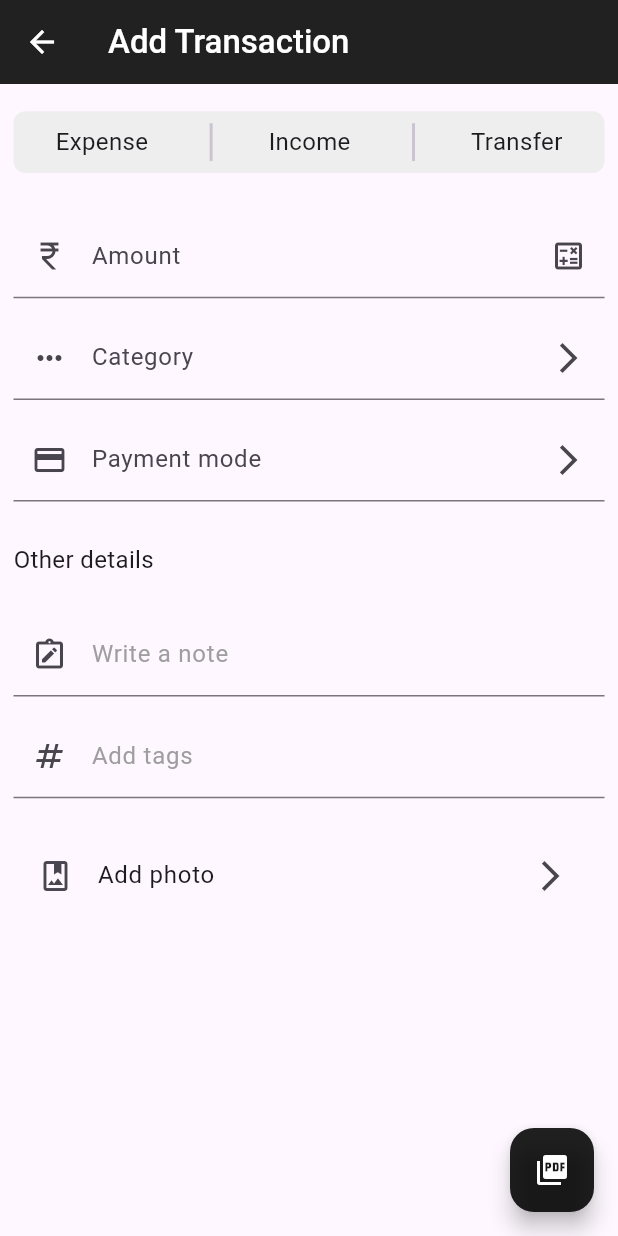
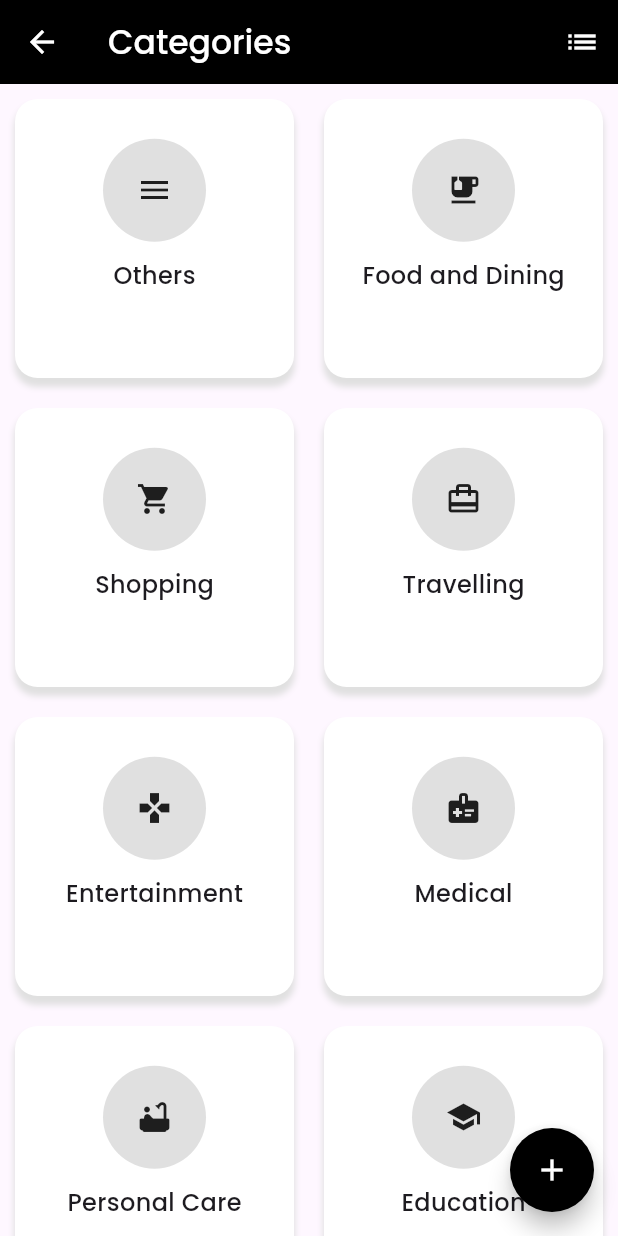
Before and after one commit to MauryaAayush/budget_tracker_app, a Flutter app: the screen it shows after launch, on a phone screen of 412 x 824 dp. Run offline on Flutter 3.47's test engine with Material 3 defaults, Android fonts, the phone set to English and light mode, and no system bars; our stand-ins replace google_fonts.

Commit message:
17-04-2024

```diff
--- a/lib/main.dart
+++ b/lib/main.dart
@@ -3,6 +3,8 @@ import 'package:budget_tracker_app/view/screens/add_transaction_screen/add_trans
 import 'package:budget_tracker_app/view/screens/analyticsScreen/analytics.dart';
 import 'package:budget_tracker_app/view/screens/homeScreen/home.dart';
 import 'package:budget_tracker_app/view/screens/log_in/login.dart';
+import 'package:budget_tracker_app/view/screens/moreScreen/categories.dart';
+import 'package:budget_tracker_app/view/screens/moreScreen/reminderscreen.dart';
 import 'package:budget_tracker_app/view/screens/otpscreen/otp_screen.dart';
 import 'package:budget_tracker_app/view/screens/sign_up/sign_up.dart';
 import 'package:flutter/material.dart';
@@ -18,7 +20,7 @@ class BudgetTracker extends StatelessWidget {
   Widget build(BuildContext context) {
     return MaterialApp(
       debugShowCheckedModeBanner: false,
-      initialRoute: '/add',
+      initialRoute: '/cat',
       routes: {
         '/': (context) => const SplashScreen(),
         '/signUp': (context) => const SignUp(),
@@ -27,6 +29,8 @@ class BudgetTracker extends StatelessWidget {
         '/home': (context) => const HomeScreen(),
         '/analytics': (context) => const AnalyticsScreen(),
         '/add' : (context) => const AddTransaction(),
+        '/reminder' : (context) => const Reminder(),
+        '/cat' : (context) => const Categories(),
       },
     );
   }
--- /dev/null
+++ b/lib/utils/categoriesList.dart
@@ -0,0 +1,46 @@
+import 'package:flutter/material.dart';
+
+List categoriesList = [
+  {
+    'icon' : Icon(Icons.menu_outlined),
+    'name' : 'Others',
+  },
+  {
+    'icon' : Icon(Icons.emoji_food_beverage),
+    'name' : 'Food and Dining',
+  },
+  {
+    'icon' : Icon(Icons.shopping_cart),
+    'name' : 'Shopping',
+  },
+  {
+    'icon' : Icon(Icons.card_travel),
+    'name' : 'Travelling',
+  },
+  {
+    'icon' : Icon(Icons.gamepad),
+    'name' : 'Entertainment',
+  },
+  {
+    'icon' : Icon(Icons.medical_information),
+    'name' : 'Medical',
+  },
+  {
+    'icon' : Icon(Icons.bathtub_rounded),
+    'name' : 'Personal Care',
+  },
+  {
+    'icon' : Icon(Icons.school),
+    'name' : 'Education',
+  },
+  {
+    'icon' : Icon(Icons.auto_graph),
+    'name' : 'Investment',
+  },
+  {
+    'icon' : Icon(Icons.currency_rupee),
+    'name' : 'Rent',
+  },
+];
+
+bool isList = false;
--- a/lib/utils/color.dart
+++ b/lib/utils/color.dart
@@ -4,3 +4,5 @@ bool dark = true;
 Colors text = ((dark)?Colors.black:Colors.white) as Colors;
 Color color_sigin_and_login = (dark)?Color(0xff059e2e):Color(0xffffffff);
 Color Color_backgrond = Color(0xffC8D2CB);
+
+String para = "You won't to get notification for the reminders you set.Please grant notification permission to Expenses Manager to receive notification.";
--- /dev/null
+++ b/lib/view/screens/moreScreen/categories.dart
@@ -0,0 +1,77 @@
+import 'package:budget_tracker_app/utils/categoriesList.dart';
+import 'package:flutter/material.dart';
+import 'package:google_fonts/google_fonts.dart';
+
+import 'components/grid_view.dart';
+import 'components/list_view.dart';
+
+class Categories extends StatefulWidget {
+  const Categories({super.key});
+
+  @override
+  State<Categories> createState() => _CategoriesState();
+}
+
+class _CategoriesState extends State<Categories> {
+  @override
+  Widget build(BuildContext context) {
+    double height = MediaQuery.of(context).size.height;
+    double width = MediaQuery.of(context).size.width;
+    return Scaffold(
+      appBar: AppBar(
+        backgroundColor: Colors.black,
+        iconTheme: const IconThemeData(color: Colors.white),
+        title: Text(
+          'Categories',
+          style: GoogleFonts.poppins(
+            fontSize: 22,
+            color: Colors.white,
+            fontWeight: FontWeight.w500,
+          ),
+        ),
+        actions: [
+          IconButton(
+            onPressed: () {
+              setState(() {
+                isList = !isList;
+              });
+            },
+            icon: (isList)
+                ? const Icon(
+              Icons.grid_view_rounded,
+              color: Colors.white,
+            )
+                : const Icon(
+              Icons.list,
+              color: Colors.white,
+            ),
+          ),
+        ],
+      ),
+      floatingActionButton: FloatingActionButton(
+        shape: CircleBorder(),
+        backgroundColor: Colors.black,
+        onPressed: () {},
+        child: Icon(
+          Icons.add,
+          color: Colors.white,
+        ),
+      ),
+      body: (isList)
+          ? ListView.builder(
+              itemBuilder: (context, index) => listviewBox(height, width,
+                  categoriesList[index]['name'], categoriesList[index]['icon']),
+              itemCount: categoriesList.length,
+            )
+          : GridView.builder(
+              itemCount: categoriesList.length,
+              gridDelegate: SliverGridDelegateWithFixedCrossAxisCount(
+                childAspectRatio: 1 / 1,
+                crossAxisCount: 2,
+              ),
+              itemBuilder: (context, index) => categoriesBox(height, width,
+                  categoriesList[index]['name'], categoriesList[index]['icon']),
+            ),
+    );
+  }
+}
--- /dev/null
+++ b/lib/view/screens/moreScreen/components/grid_view.dart
@@ -0,0 +1,43 @@
+import 'package:flutter/material.dart';
+import 'package:google_fonts/google_fonts.dart';
+
+Widget categoriesBox(double height, double width, String name,Icon icon) {
+  return Padding(
+    padding: const EdgeInsets.all(10),
+    child: Container(
+      padding: EdgeInsets.all(15),
+      decoration: BoxDecoration(
+        borderRadius: BorderRadius.circular(15),
+        color: Colors.white,
+        boxShadow: [
+          BoxShadow(
+            spreadRadius: 0.5,
+            color: Colors.grey.shade300,
+            blurRadius: 3,
+            offset: Offset(0, 5),
+          ),
+        ],
+      ),
+      child: Column(
+        children: [
+          Container(
+              height: height / 9,
+              width: width / 6,
+              decoration: BoxDecoration(
+                shape: BoxShape.circle,
+                color: Colors.black12,
+              ),
+              child: icon,
+          ),
+          Text(
+            name,
+            style: GoogleFonts.poppins(
+              fontSize: 16,
+              fontWeight: FontWeight.w500,
+            ),
+          ),
+        ],
+      ),
+    ),
+  );
+}
--- a/pubspec.yaml
+++ b/pubspec.yaml
@@ -35,6 +35,7 @@ dependencies:
   # The following adds the Cupertino Icons font to your application.
   # Use with the CupertinoIcons class for iOS style icons.
   cupertino_icons: ^1.0.6
+  google_fonts: ^6.2.1
 
 dev_dependencies:
   flutter_test:
```
Also changed, not shown: lib/view/screens/moreScreen/components/list_view.dart (added, +45 -0 lines), lib/view/screens/moreScreen/reminderscreen.dart (added, +95 -0 lines), assets/img/reminder.png (added), pubspec.lock, 1 other file.
